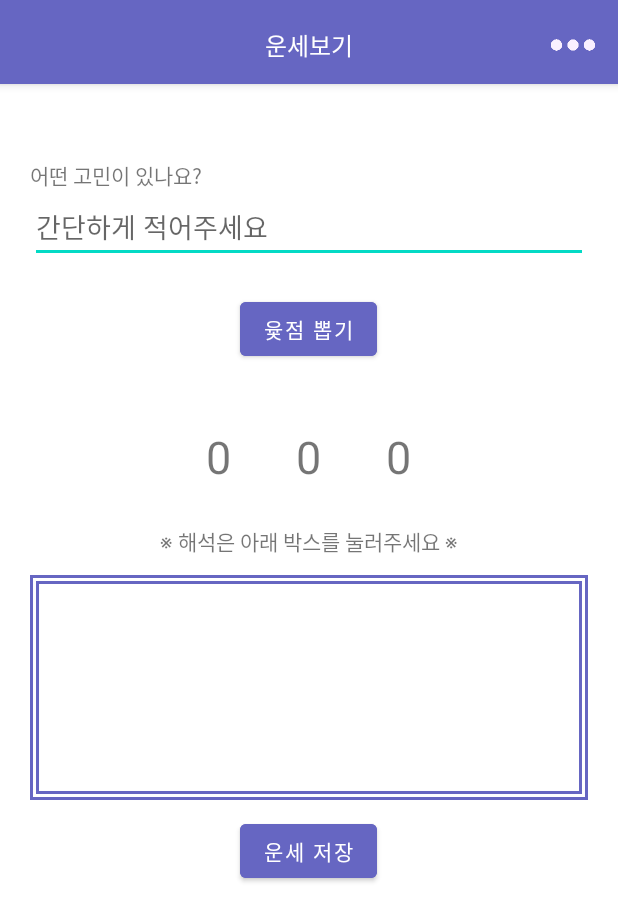
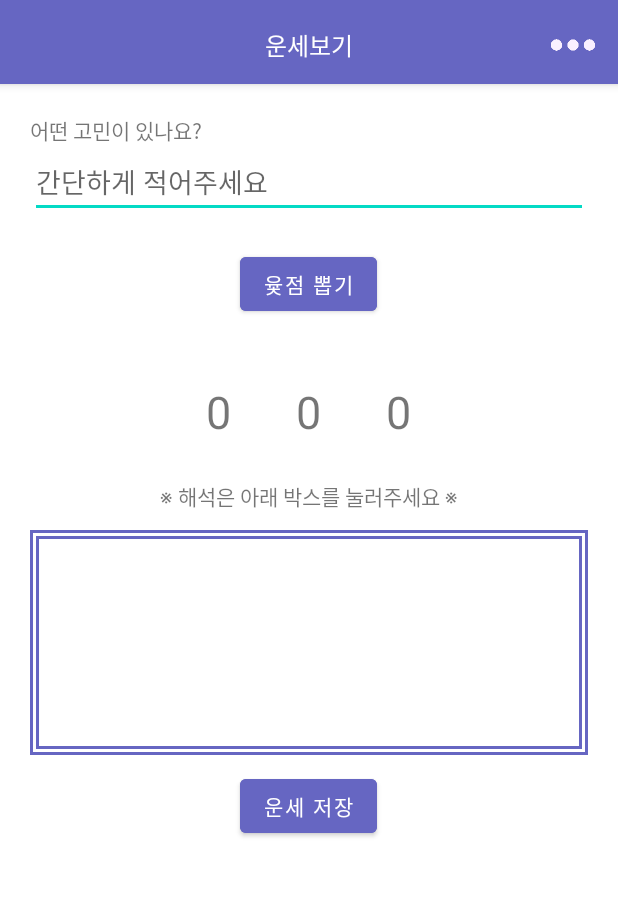
Before and after one commit to Suji6576/yut_fortune, an Android app: the screen it shows after launch (MainActivity), on a phone screen of 412 x 824 dp. Shown: the top 921 px of the screen. Run offline under Robolectric (Android 15) with nearby library versions, the phone set to English and light mode, and no system bars; our stand-ins replace data binding.

Commit message:
#2 레이아웃 수정 + 아이콘 추가

```diff
--- a/app/src/main/AndroidManifest.xml
+++ b/app/src/main/AndroidManifest.xml
@@ -4,9 +4,9 @@
 
     <application
         android:allowBackup="true"
-        android:icon="@mipmap/ic_launcher"
+        android:icon="@drawable/yut_icon"
         android:label="@string/app_name"
-        android:roundIcon="@mipmap/ic_launcher_round"
+        android:roundIcon="@drawable/yut_icon"
         android:supportsRtl="true"
         android:theme="@style/Theme.Yut_fortune">
         <activity
--- a/app/src/main/res/layout/activity_main.xml
+++ b/app/src/main/res/layout/activity_main.xml
@@ -26,7 +26,6 @@
             android:layout_height="wrap_content"
             android:orientation="vertical"
             android:padding="20dp"
-            android:layout_marginTop="30dp"
             android:gravity="center_vertical"
             >
 
--- a/app/src/main/res/values/themes.xml
+++ b/app/src/main/res/values/themes.xml
@@ -2,7 +2,7 @@
     <!-- Base application theme. -->
     <style name="Theme.Yut_fortune" parent="Theme.MaterialComponents.DayNight.DarkActionBar">
         <!-- Primary brand color. -->
-        <item name="colorPrimary">@color/purple_500</item>
+        <item name="colorPrimary">@color/background</item>
         <item name="colorPrimaryVariant">@color/purple_700</item>
         <item name="colorOnPrimary">@color/white</item>
         <!-- Secondary brand color. -->
```
Also changed, not shown: app/src/main/res/drawable/yut_icon.png (added).
